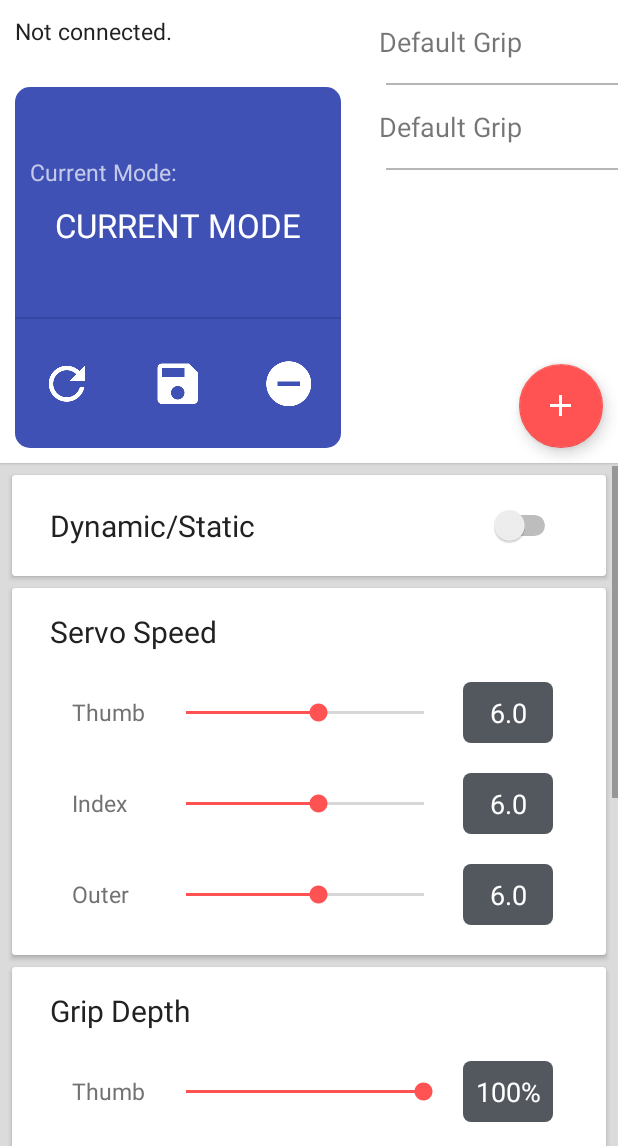
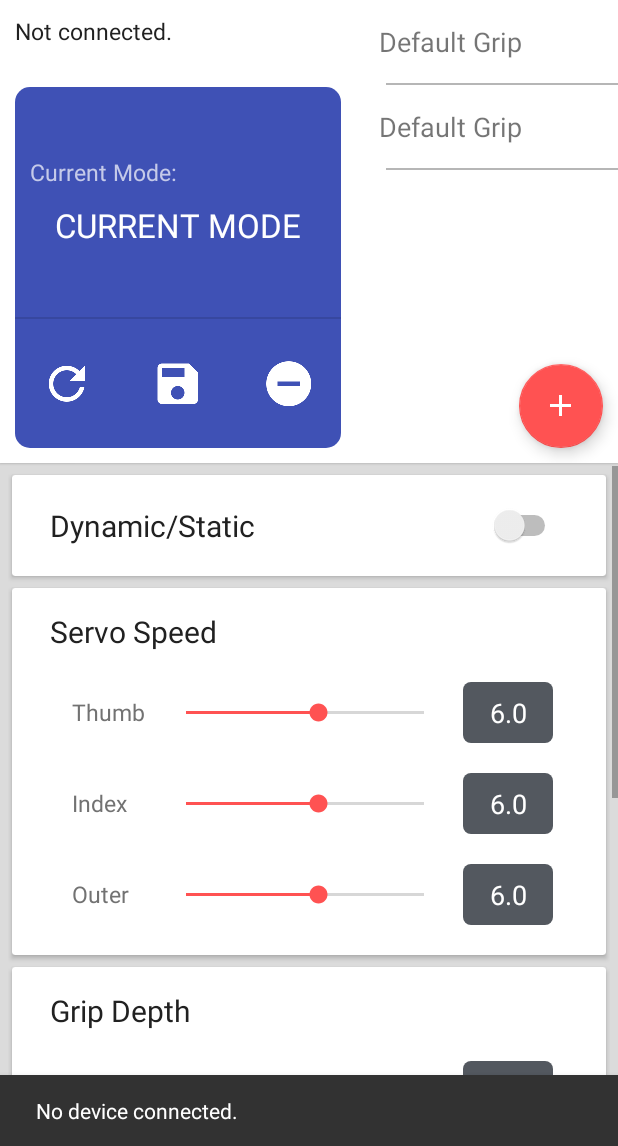
Before and after one commit to MichaelNeas/hydra, an Android app: the screen it shows after launch (MainActivity), in the options menu, after a tap on "Bluetooth", on a phone screen of 412 x 824 dp, the part 90-1236 px from its top. Run offline under Robolectric (Android 15) with nearby library versions, the phone set to English and light mode, and no system bars; 3 statements that could not run were skipped.

Commit message:
Add snackbars for button feedback

```diff
--- a/HydraPhone/app/src/main/java/com/example/joeyhanlon/hydra/MainActivity.java
+++ b/HydraPhone/app/src/main/java/com/example/joeyhanlon/hydra/MainActivity.java
@@ -5,6 +5,7 @@ import android.app.Dialog;
 import android.content.DialogInterface;
 import android.content.Intent;
 import android.os.Bundle;
+import android.support.design.widget.Snackbar;
 import android.support.v7.app.AppCompatActivity;
 import android.support.v7.widget.CardView;
 import android.support.v7.widget.Toolbar;
@@ -21,7 +22,6 @@ import android.widget.ListView;
 import android.widget.SeekBar;
 import android.widget.Switch;
 import android.widget.TextView;
-import android.widget.Toast;
 
 import com.google.gson.Gson;
 
@@ -55,6 +55,9 @@ public class MainActivity extends AppCompatActivity implements ListView.OnItemCl
     TextView connectedDeviceAddress;
 
     TextView currentModeLabel;
+
+    // Snackbar for button feedback
+    Snackbar snackbar;
 
 
     // ----- Hydra UI Elements -----
@@ -239,14 +242,20 @@ public class MainActivity extends AppCompatActivity implements ListView.OnItemCl
             // Add new mode
             case R.id.addModeButton:
                 newHydraMode();
+                snackbar = Snackbar.make(findViewById(R.id.main_content),"Mode added.",Snackbar.LENGTH_LONG);
+                snackbar.show();
                 break;
             // Reset stored settings of current mode
             case R.id.resetModeButton:
                 setMode(myModeManager.getCurrentMode());
+                snackbar = Snackbar.make(findViewById(R.id.main_content),"Mode reset.",Snackbar.LENGTH_LONG);
+                snackbar.show();
                 break;
             // Save new settings to current mode
             case R.id.saveModeButton:
                 saveHydraMode();
+                snackbar = Snackbar.make(findViewById(R.id.main_content),"Mode saved.",Snackbar.LENGTH_LONG);
+                snackbar.show();
                 break;
 
             // Send acknowledgement to Ard to break grip if button is enabled
@@ -548,11 +557,8 @@ public class MainActivity extends AppCompatActivity implements ListView.OnItemCl
 
                 // Show connected device
 
-                Toast.makeText(MainActivity.this,
-                        "Talking to\n" +
-                                "Name: " + name + "\n"
-                                + "Address: " + address,
-                        Toast.LENGTH_LONG).show();
+                snackbar = Snackbar.make(findViewById(R.id.main_content),"Connected to " + name,Snackbar.LENGTH_LONG);
+                snackbar.show();
 
                 connectedDeviceName.setText(name);
                 connectedDeviceAddress.setText(address);
@@ -569,9 +575,8 @@ public class MainActivity extends AppCompatActivity implements ListView.OnItemCl
             // No bluetooth device
             else {
                 HydraSocket.writeSTART();
-                Toast.makeText(MainActivity.this,
-                        "No device connected.",
-                        Toast.LENGTH_LONG).show();
+                snackbar = Snackbar.make(findViewById(R.id.main_content),"No device connected.",Snackbar.LENGTH_LONG);
+                snackbar.show();
                 connectedDeviceName.setText("Not connected.");
                 connectedDeviceAddress.setText(null);
             }
```
Also changed, not shown: 1 other file.
